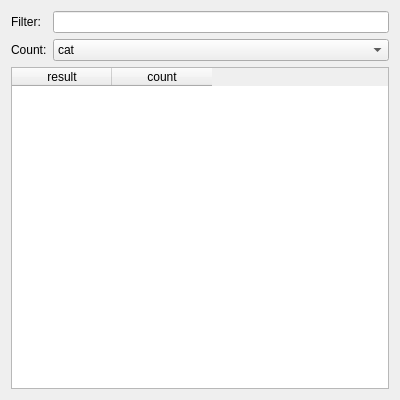
Above: ui/DactQueryWindow.ui from rug-compling/dact before the change. Below: the same form after it.
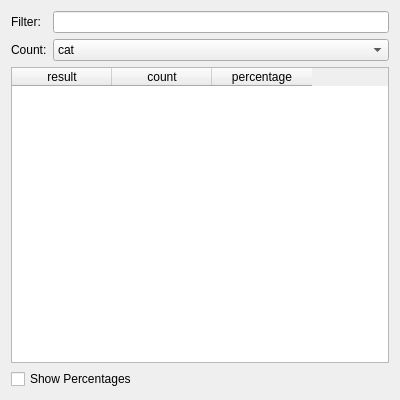
That is the form after the change.

Commit message: Added percentage, although it isn't formatted correctly yet. I'm not yet convinced the checkbox and with it the option to hide the column is necessary. Results are never that wide.

Diff of the .ui file:
```diff
--- a/ui/DactQueryWindow.ui
+++ b/ui/DactQueryWindow.ui
@@ -74,6 +74,18 @@
        <string>count</string>
       </property>
      </column>
+     <column>
+      <property name="text">
+       <string>percentage</string>
+      </property>
+     </column>
+    </widget>
+   </item>
+   <item>
+    <widget class="QCheckBox" name="percentageCheckBox">
+     <property name="text">
+      <string>Show Percentages</string>
+     </property>
     </widget>
    </item>
   </layout>
```
The commit also changes 2 other files.
